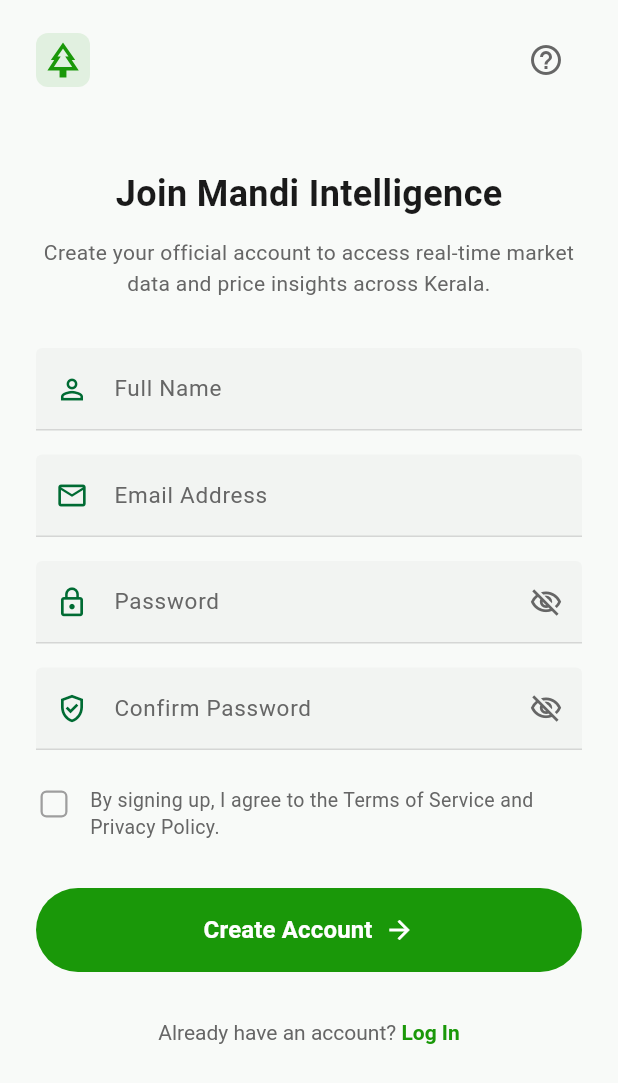
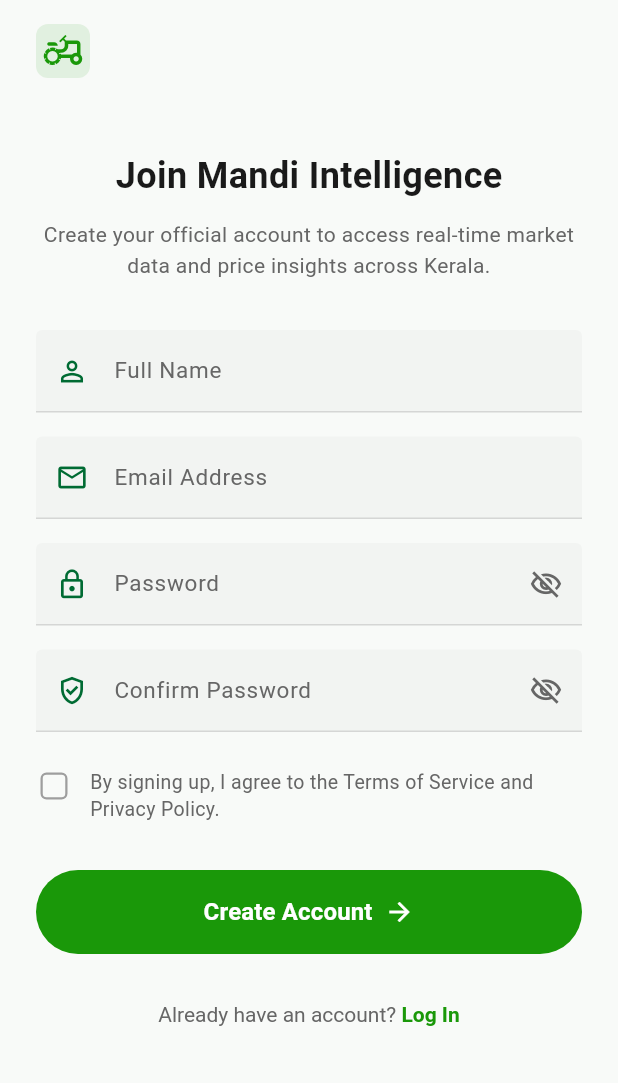
Before and after one commit to Navaneeth832/mandi-intelligence-app, a Flutter app: the screen it shows after launch, after a tap on "Login", after a tap on "Sign Up", on a phone screen of 412 x 824 dp. Shown: the top 1083 px of the screen. Run offline on Flutter 3.47's test engine with Material 3 defaults, Android fonts, the phone set to English and light mode, and no system bars; our stand-ins replace fl_chart, flutter_riverpod, flutter_secure_storage, shimmer; network calls fail.

Commit message:
bugs resolved

```diff
--- a/lib/features/auth/screens/login_screen.dart
+++ b/lib/features/auth/screens/login_screen.dart
@@ -54,6 +54,24 @@ class _LoginScreenState extends ConsumerState<LoginScreen> {
     });
 
     final authState = ref.watch(authProvider);
+    String? displayError;
+
+    if (authState.error != null) {
+      displayError = authState.error!;
+
+      // Extract FastAPI {"detail":"..."} message
+      final match = RegExp(r'\{"detail":"([^"]+)"\}').firstMatch(displayError);
+
+      if (match != null) {
+        displayError = match.group(1);
+      }
+
+      // Remove common prefixes
+      displayError = displayError
+          ?.replaceFirst('Exception: ', '')
+          .replaceFirst('ClientException: ', '')
+          .trim();
+    }
 
     return Scaffold(
       backgroundColor: _backgroundColor,
@@ -127,7 +145,7 @@ class _LoginScreenState extends ConsumerState<LoginScreen> {
                       }
                                             ),
                       const SizedBox(height: 12.0),
-                      Align(
+                      /*Align(
                         alignment: Alignment.centerRight,
                         child: TextButton(
                           onPressed: () {},
@@ -140,9 +158,9 @@ class _LoginScreenState extends ConsumerState<LoginScreen> {
                             ),
                           ),
                         ),
-                      ),
+                      ),*/
                       const SizedBox(height: 24.0),
-                      if (authState.error != null) ...[
+                      if (displayError!= null) ...[
                         Container(
                           width: double.infinity,
                           padding: const EdgeInsets.all(12),
@@ -161,7 +179,7 @@ class _LoginScreenState extends ConsumerState<LoginScreen> {
                               const SizedBox(width: 10),
                               Expanded(
                                 child: Text(
-                                  authState.error!,
+                                  displayError!,
                                   style: const TextStyle(
                                     color: Colors.red,
                                     fontSize: 13,
--- a/lib/features/auth/screens/signup_screen.dart
+++ b/lib/features/auth/screens/signup_screen.dart
@@ -71,25 +71,17 @@ class _SignupScreenState extends ConsumerState<SignupScreen> {
                 crossAxisAlignment: CrossAxisAlignment.center,
                 children: [
                   Row(
-                    mainAxisAlignment: MainAxisAlignment.spaceBetween,
                     children: [
                       Container(
-                        padding: const EdgeInsets.all(4.0),
+                        padding: const EdgeInsets.all(4),
                         decoration: BoxDecoration(
                           color: _primaryGreen.withOpacity(0.1),
-                          borderRadius: BorderRadius.circular(8.0),
+                          borderRadius: BorderRadius.circular(8),
                         ),
                         child: const Icon(
-                          Icons.park_outlined,
+                          Icons.agriculture_outlined,
                           color: _primaryGreen,
                           size: 28,
-                        ),
-                      ),
-                      IconButton(
-                        onPressed: () {},
-                        icon: const Icon(
-                          Icons.help_outline,
-                          color: _subtitleColor,
                         ),
                       ),
                     ],
```
Also changed, not shown: lib/features/auth/screens/onboarding_screen.dart (+8 -5 lines), lib/features/auth/screens/profile_screen.dart (+12 -26 lines), lib/features/mandi_prices/screens/home_screen.dart (+6 -1 lines).
